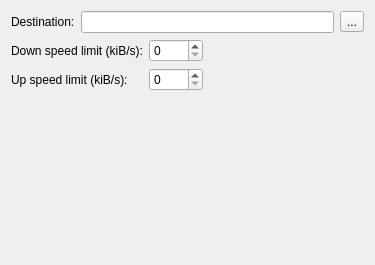
LubosD/fatrat, file GenericOptsForm.ui: the form before one commit.
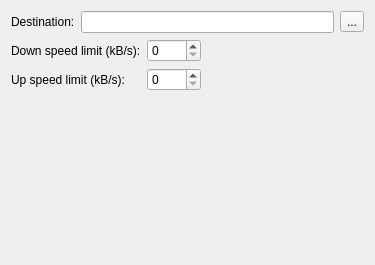
The form after the commit.

The edit to the form file:
```diff
--- a/GenericOptsForm.ui
+++ b/GenericOptsForm.ui
@@ -39,7 +39,7 @@
    <item row="1" column="0" colspan="2" >
     <widget class="QLabel" name="label_4" >
      <property name="text" >
-      <string>Down speed limit (kiB/s):</string>
+      <string>Down speed limit (kB/s):</string>
      </property>
     </widget>
    </item>
@@ -66,7 +66,7 @@
    <item row="2" column="0" colspan="2" >
     <widget class="QLabel" name="label_5" >
      <property name="text" >
-      <string>Up speed limit (kiB/s):</string>
+      <string>Up speed limit (kB/s):</string>
      </property>
     </widget>
    </item>
```
